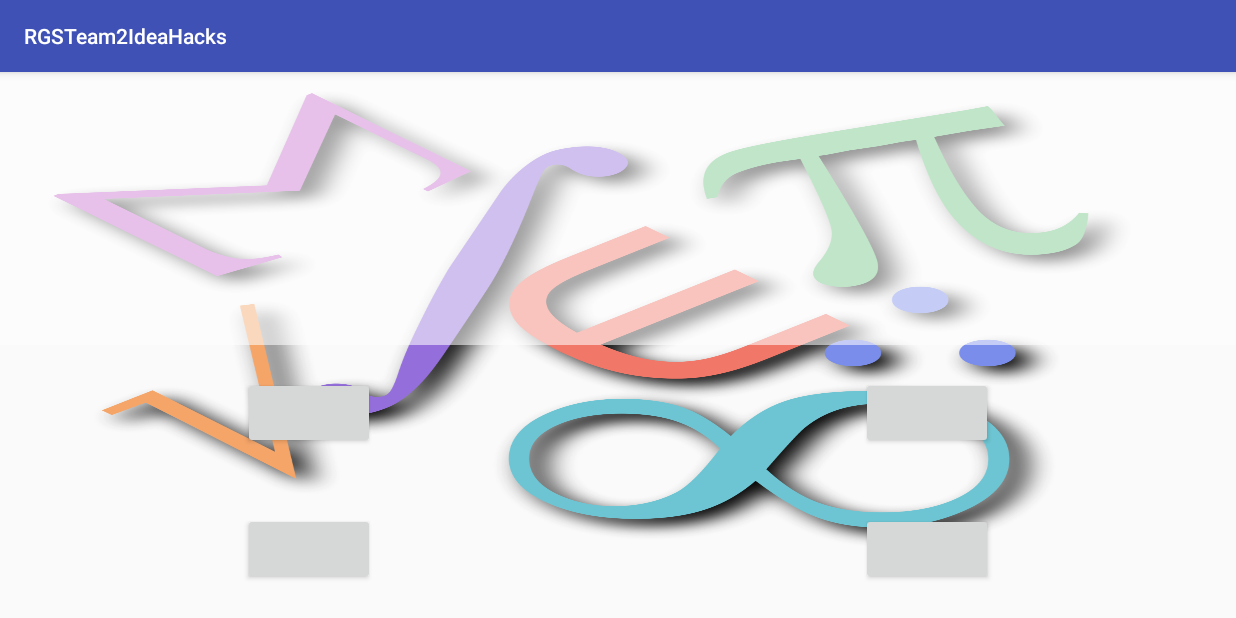
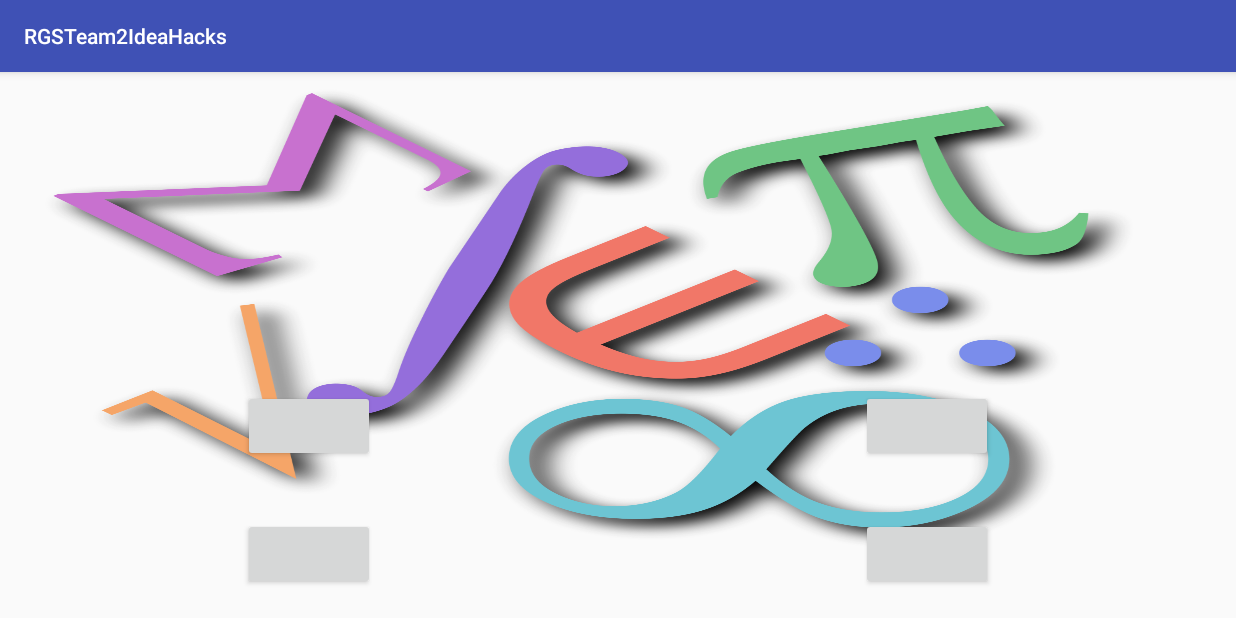
Before and after one commit to darkvoid32/RGSTeam2IdeaHacks, an Android app: the MathQActivity screen opened directly, with no data from a screen before it, on a phone screen of 824 x 412 dp (held sideways). Run offline under Robolectric (Android 15) with nearby library versions, the phone set to English and light mode, and no system bars; 14 statements that could not run were skipped.

Commit message:
Some code

```diff
--- a/app/src/main/res/layout/activity_math_q.xml
+++ b/app/src/main/res/layout/activity_math_q.xml
@@ -11,8 +11,9 @@
         android:id="@+id/tv_question"
         android:layout_width="match_parent"
         android:layout_height="0dp"
+        android:layout_margin="12dp"
         android:layout_weight="1"
-        android:background="#90ffffff" />
+        android:fontFamily="@font/grobold" />
 
     <LinearLayout
         android:layout_width="match_parent"
@@ -35,6 +36,7 @@
                     android:layout_width="wrap_content"
                     android:layout_height="wrap_content"
                     android:layout_centerInParent="true"
+                    android:fontFamily="@font/grobold"
                     android:onClick="onClick" />
             </RelativeLayout>
 
@@ -48,6 +50,7 @@
                     android:layout_width="wrap_content"
                     android:layout_height="wrap_content"
                     android:layout_centerInParent="true"
+                    android:fontFamily="@font/grobold"
                     android:onClick="onClick" />
             </RelativeLayout>
 
@@ -69,6 +72,7 @@
                     android:layout_width="wrap_content"
                     android:layout_height="wrap_content"
                     android:layout_centerInParent="true"
+                    android:fontFamily="@font/grobold"
                     android:onClick="onClick" />
             </RelativeLayout>
 
@@ -82,6 +86,7 @@
                     android:layout_width="wrap_content"
                     android:layout_height="wrap_content"
                     android:layout_centerInParent="true"
+                    android:fontFamily="@font/grobold"
                     android:onClick="onClick" />
             </RelativeLayout>
 
--- a/app/src/main/res/values/math.xml
+++ b/app/src/main/res/values/math.xml
@@ -37,16 +37,16 @@
         "D) 9"
     </array>
     <array name="agbQuestions">
-
+        "Given x+1 = 2. What is x?"
     </array>
     <array name="agbChoices">
-
+        "A) 0xxxB) 1xxxC) 2xxxD) 3"
     </array>
     <array name="agbAns">
-
+        "B) 1"
     </array>
     <array name="cbQuestions">
-
+        "How many ways are there to arange 5 distinct books in a straight line?"
     </array>
     <array name="cbChoices">
 
```
